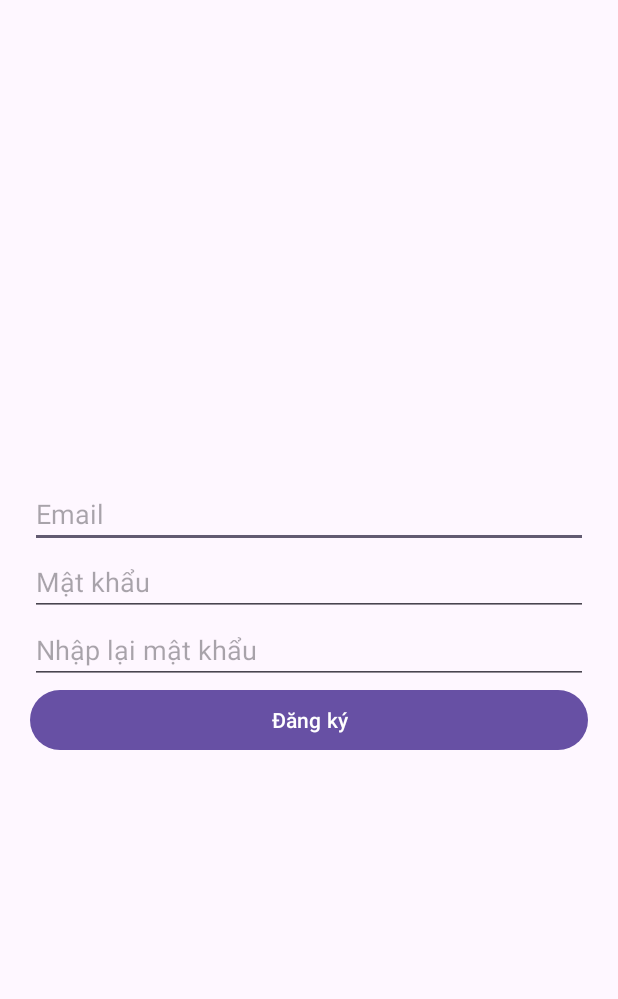
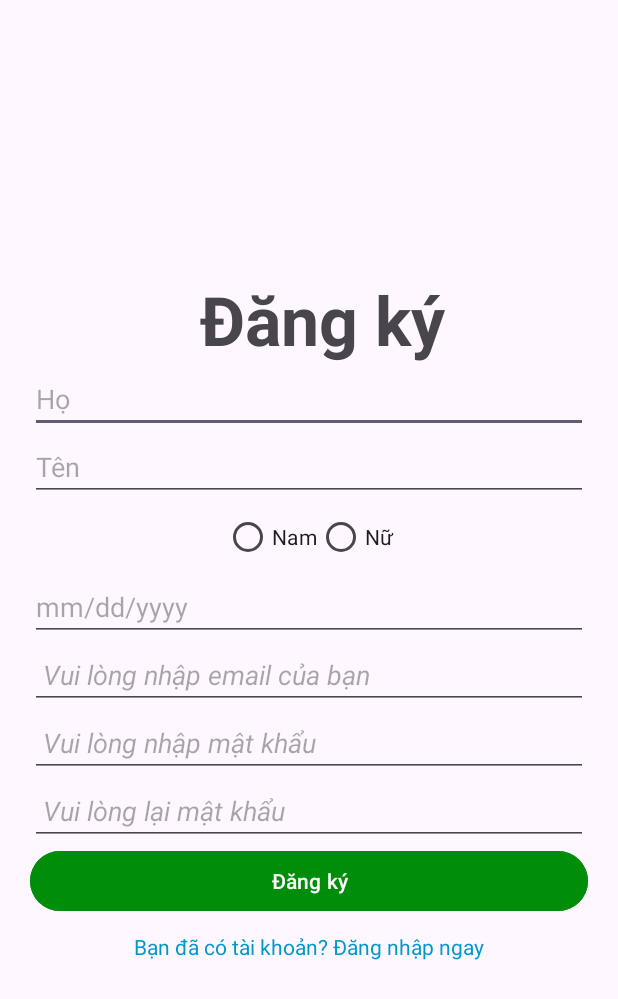
Before and after one commit to hoangvm2307/group1-petfood, an Android app: the RegisterActivity screen opened directly, with no data from a screen before it, on a phone screen of 412 x 824 dp. Shown: the top 999 px of the screen. Run offline under Robolectric (Android 15) with nearby library versions, the light colour scheme and no system bars; our stand-ins replace Firebase (no records; nobody signed in at launch, a user with empty details on screens opened directly).

Commit message:
design login and register

```diff
--- a/app/src/main/java/com/example/group1_petfood/activities/RegisterActivity.java
+++ b/app/src/main/java/com/example/group1_petfood/activities/RegisterActivity.java
@@ -5,6 +5,8 @@ import android.os.Bundle;
 import android.text.TextUtils;
 import android.widget.Button;
 import android.widget.EditText;
+import android.widget.RadioGroup;
+import android.widget.TextView;
 import android.widget.Toast;
 
 import androidx.activity.EdgeToEdge;
@@ -20,7 +22,9 @@ import com.google.firebase.database.DatabaseReference;
 import com.google.firebase.database.FirebaseDatabase;
 
 public class RegisterActivity extends AppCompatActivity {
-    private EditText emailRegister, passwordRegister, confirmPassword;
+    private EditText emailRegister, passwordRegister, confirmPassword, lastName, firstName, birthDate;
+    private RadioGroup genderGroup;
+    private TextView tvAlreadyAccount;
     private Button btnRegister;
     private FirebaseAuth mAuth;
     private DatabaseReference databaseReference;
@@ -36,14 +40,28 @@ public class RegisterActivity extends AppCompatActivity {
         passwordRegister = findViewById(R.id.passwordRegister);
         confirmPassword = findViewById(R.id.confirmPassword);
         btnRegister = findViewById(R.id.btnRegister);
+        tvAlreadyAccount = findViewById(R.id.tvAlreadyAccount);
+        lastName = findViewById(R.id.lastName);
+        firstName = findViewById(R.id.firstName);
+        birthDate = findViewById(R.id.birthDate);
+        genderGroup = findViewById(R.id.genderGroup);
+
 
         btnRegister.setOnClickListener(v -> registerUser());
+        tvAlreadyAccount.setOnClickListener(v -> startActivity(new Intent(RegisterActivity.this, LoginActivity.class)));
     }
 
     private void registerUser() {
         String email = emailRegister.getText().toString();
         String password = passwordRegister.getText().toString();
         String confirmPass = confirmPassword.getText().toString();
+        String gender = "";
+        String lastNameStr = lastName.getText().toString().trim();
+        String firstNameStr = firstName.getText().toString().trim();
+        String birthDateStr = birthDate.getText().toString().trim();
+        int selectedGenderId = genderGroup.getCheckedRadioButtonId();
+        String genderStr = selectedGenderId == R.id.radioMale ? "Nam" : "Nữ";
+
 
         if (TextUtils.isEmpty(email) || TextUtils.isEmpty(password) || TextUtils.isEmpty(confirmPass)) {
             Toast.makeText(this, "Vui lòng nhập đầy đủ thông tin", Toast.LENGTH_SHORT).show();
@@ -57,10 +75,17 @@ public class RegisterActivity extends AppCompatActivity {
 
         mAuth.createUserWithEmailAndPassword(email, password).addOnCompleteListener(task -> {
             if (task.isSuccessful()) {
+//                FirebaseUser user = mAuth.getCurrentUser();
+//                if (user != null) {
+//                    String userId = user.getUid();
+//                    databaseReference.child(userId).setValue(email);
+//
+//                }
                 FirebaseUser user = mAuth.getCurrentUser();
                 if (user != null) {
                     String userId = user.getUid();
-                    databaseReference.child(userId).setValue(email);
+                    User newUser = new User(lastNameStr, firstNameStr, genderStr, birthDateStr, email);
+                    databaseReference.child(userId).setValue(newUser);
                 }
                 Toast.makeText(RegisterActivity.this, "Đăng ký thành công!", Toast.LENGTH_SHORT).show();
                 startActivity(new Intent(RegisterActivity.this, LoginActivity.class));
@@ -70,4 +95,15 @@ public class RegisterActivity extends AppCompatActivity {
             }
         });
     }
+    class User {
+        public String lastName, firstName, gender, birthDate, email;
+
+        public User(String lastName, String firstName, String gender, String birthDate, String email) {
+            this.lastName = lastName;
+            this.firstName = firstName;
+            this.gender = gender;
+            this.birthDate = birthDate;
+            this.email = email;
+        }
+    }
 }
--- a/app/src/main/res/layout/activity_register.xml
+++ b/app/src/main/res/layout/activity_register.xml
@@ -9,30 +9,92 @@
     xmlns:tools="http://schemas.android.com/tools"
     android:id="@+id/main"
     tools:context=".activities.RegisterActivity">
+
+    <TextView
+        android:id="@+id/textView"
+        android:layout_width="236dp"
+        android:layout_height="wrap_content"
+        android:layout_gravity="center"
+        android:text="    Đăng ký"
+        android:textSize="45dp"
+        android:textStyle="bold" />
+    <!-- Họ -->
+    <EditText
+        android:id="@+id/lastName"
+        android:layout_width="match_parent"
+        android:layout_height="wrap_content"
+        android:hint="Họ"/>
+
+    <!-- Tên -->
+    <EditText
+        android:id="@+id/firstName"
+        android:layout_width="match_parent"
+        android:layout_height="wrap_content"
+        android:hint="Tên"/>
+
+    <!-- Giới tính -->
+    <RadioGroup
+        android:id="@+id/genderGroup"
+        android:layout_width="wrap_content"
+        android:layout_height="wrap_content"
+        android:orientation="horizontal">
+        <RadioButton
+            android:id="@+id/radioMale"
+            android:layout_width="wrap_content"
+            android:layout_height="wrap_content"
+            android:text="Nam" />
+        <RadioButton
+            android:id="@+id/radioFemale"
+            android:layout_width="wrap_content"
+            android:layout_height="wrap_content"
+            android:text="Nữ" />
+    </RadioGroup>
+
+    <!-- Ngày sinh -->
+    <EditText
+        android:id="@+id/birthDate"
+        android:layout_width="match_parent"
+        android:layout_height="wrap_content"
+        android:hint="mm/dd/yyyy"
+        android:inputType="date"/>
     <EditText
         android:id="@+id/emailRegister"
         android:layout_width="match_parent"
         android:layout_height="wrap_content"
-        android:hint="Email"
+        android:hint=" Vui lòng nhập email của bạn "
+        android:textStyle="italic"
         android:inputType="textEmailAddress" />
 
     <EditText
         android:id="@+id/passwordRegister"
         android:layout_width="match_parent"
         android:layout_height="wrap_content"
-        android:hint="Mật khẩu"
-        android:inputType="textPassword" />
+        android:hint=" Vui lòng nhập mật khẩu"
+        android:textStyle="italic"
+        android:inputType="textPassword"/>
 
     <EditText
         android:id="@+id/confirmPassword"
         android:layout_width="match_parent"
         android:layout_height="wrap_content"
-        android:hint="Nhập lại mật khẩu"
+        android:hint=" Vui lòng lại mật khẩu"
+        android:textStyle="italic"
         android:inputType="textPassword" />
 
     <Button
         android:id="@+id/btnRegister"
         android:layout_width="match_parent"
         android:layout_height="wrap_content"
-        android:text="Đăng ký" />
+        android:text="Đăng ký"
+        android:backgroundTint="#008E0A"
+        android:textColor="@android:color/white"/>
+    <!-- Already have account -->
+    <TextView
+        android:id="@+id/tvAlreadyAccount"
+        android:layout_width="wrap_content"
+        android:layout_height="wrap_content"
+        android:text="Bạn đã có tài khoản? Đăng nhập ngay"
+        android:textColor="@android:color/holo_blue_dark"
+        android:layout_gravity="center"
+        android:paddingTop="10dp"/>
 </LinearLayout>
```
Also changed, not shown: app/src/main/java/com/example/group1_petfood/activities/ForgotPasswordActivity.java (+7 -0 lines), app/src/main/java/com/example/group1_petfood/models/User.java (+46 -3 lines), app/src/main/res/layout/activity_forgot_password.xml (+28 -1 lines), app/src/main/res/layout/activity_login.xml (+29 -19 lines).
